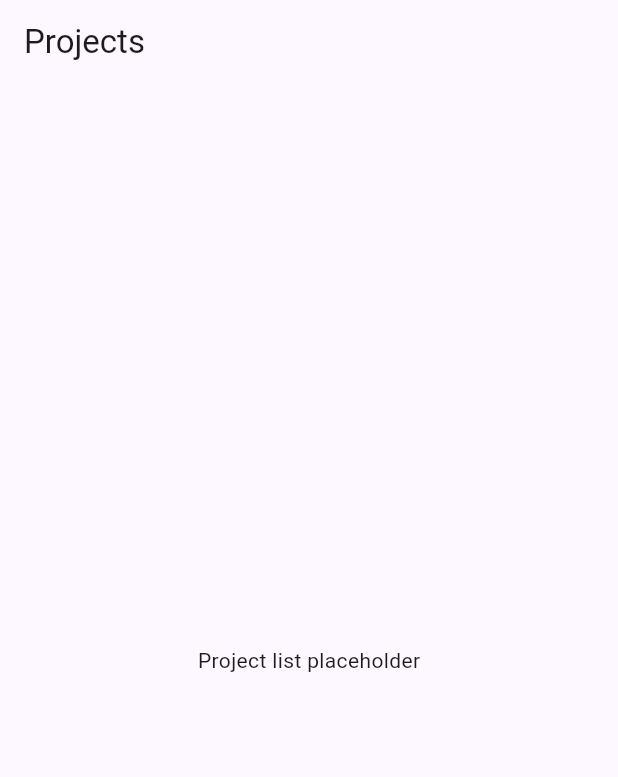
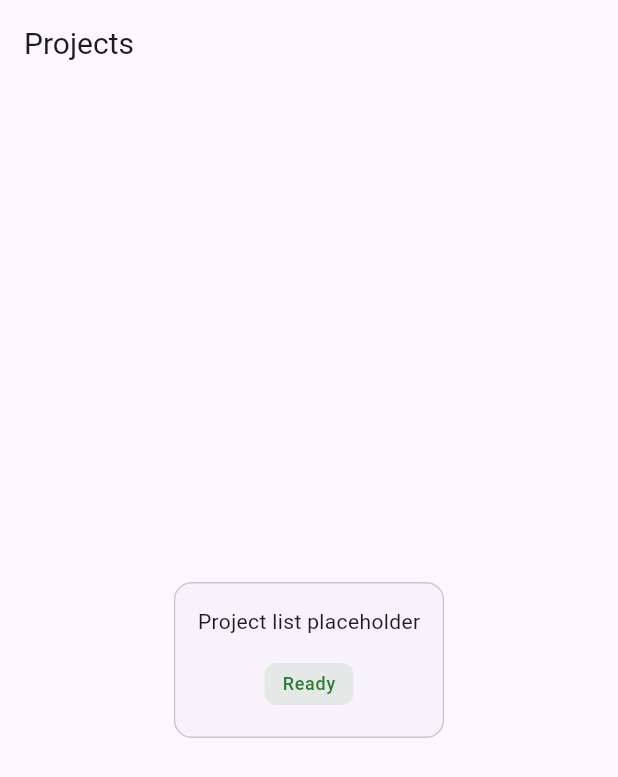
Before and after one commit to vvchens/AI-Knowledge-Workspace, a Flutter app: the screen it shows after launch, after a tap on "Open projects", on a phone screen of 412 x 824 dp. Shown: the top 777 px of the screen. Run offline on Flutter 3.47's test engine with Material 3 defaults, Android fonts, the phone set to English and light mode, and no system bars; our stand-ins replace flutter_riverpod, go_router.

Commit message:
ui component

```diff
--- /dev/null
+++ b/frontend/lib/components/app_components.dart
@@ -0,0 +1,65 @@
+import 'package:flutter/material.dart';
+
+import '../theme/app_tokens.dart';
+
+class AppCard extends StatelessWidget {
+  const AppCard({required this.child, super.key, this.padding});
+
+  final Widget child;
+  final EdgeInsetsGeometry? padding;
+
+  @override
+  Widget build(BuildContext context) {
+    return Card(
+      child: Padding(
+        padding: padding ?? const EdgeInsets.all(AppSpacing.lg),
+        child: child,
+      ),
+    );
+  }
+}
+
+class AppButton extends StatelessWidget {
+  const AppButton(
+      {required this.label, required this.onPressed, super.key, this.icon});
+
+  final String label;
+  final VoidCallback? onPressed;
+  final IconData? icon;
+
+  @override
+  Widget build(BuildContext context) {
+    final button = FilledButton(
+      onPressed: onPressed,
+      child: Text(label),
+    );
+
+    if (icon == null) return button;
+
+    return FilledButton.icon(
+      onPressed: onPressed,
+      icon: Icon(icon),
+      label: Text(label),
+    );
+  }
+}
+
+class AppStatusChip extends StatelessWidget {
+  const AppStatusChip({required this.label, required this.color, super.key});
+
+  final String label;
+  final Color color;
+
+  @override
+  Widget build(BuildContext context) {
+    return Chip(
+      label: Text(label),
+      labelStyle:
+          Theme.of(context).textTheme.labelMedium?.copyWith(color: color),
+      backgroundColor: color.withOpacity(0.12),
+      side: BorderSide.none,
+      visualDensity: VisualDensity.compact,
+      padding: const EdgeInsets.symmetric(horizontal: AppSpacing.xs),
+    );
+  }
+}
--- a/frontend/lib/main.dart
+++ b/frontend/lib/main.dart
@@ -1,6 +1,10 @@
 import 'package:flutter/material.dart';
 import 'package:go_router/go_router.dart';
 import 'package:flutter_riverpod/flutter_riverpod.dart';
+
+import 'components/app_components.dart';
+import 'theme/app_theme.dart';
+import 'theme/app_tokens.dart';
 
 void main() {
   runApp(const ProviderScope(child: App()));
@@ -26,10 +30,7 @@ class App extends StatelessWidget {
 
     return MaterialApp.router(
       title: 'AI Knowledge Workspace',
-      theme: ThemeData(
-        colorSchemeSeed: const Color(0xFF6750A4),
-        useMaterial3: true,
-      ),
+      theme: AppTheme.light,
       routerConfig: router,
     );
   }
@@ -45,16 +46,21 @@ class HomeScreen extends StatelessWidget {
         title: const Text('AI Knowledge Workspace'),
       ),
       body: Center(
-        child: Column(
-          mainAxisAlignment: MainAxisAlignment.center,
-          children: [
-            const Text('Phase 1 skeleton'),
-            const SizedBox(height: 16),
-            FilledButton(
-              onPressed: () => context.go('/projects'),
-              child: const Text('Open projects'),
-            ),
-          ],
+        child: AppCard(
+          padding: const EdgeInsets.all(AppSpacing.xxl),
+          child: Column(
+            mainAxisSize: MainAxisSize.min,
+            children: [
+              Text('Phase 1 skeleton',
+                  style: Theme.of(context).textTheme.titleLarge),
+              const SizedBox(height: AppSpacing.lg),
+              AppButton(
+                label: 'Open projects',
+                icon: Icons.folder_open_outlined,
+                onPressed: () => context.go('/projects'),
+              ),
+            ],
+          ),
         ),
       ),
     );
@@ -70,8 +76,18 @@ class ProjectsScreen extends StatelessWidget {
       appBar: AppBar(
         title: const Text('Projects'),
       ),
-      body: const Center(
-        child: Text('Project list placeholder'),
+      body: Center(
+        child: AppCard(
+          child: Column(
+            mainAxisSize: MainAxisSize.min,
+            children: [
+              Text('Project list placeholder',
+                  style: Theme.of(context).textTheme.bodyMedium),
+              const SizedBox(height: AppSpacing.md),
+              const AppStatusChip(label: 'Ready', color: AppColors.success),
+            ],
+          ),
+        ),
       ),
     );
   }
--- /dev/null
+++ b/frontend/lib/theme/app_theme.dart
@@ -0,0 +1,92 @@
+import 'package:flutter/material.dart';
+
+import 'app_tokens.dart';
+
+abstract final class AppTheme {
+  static const _seed = Color(0xFF6750A4);
+
+  static ThemeData get light {
+    final scheme = ColorScheme.fromSeed(
+      seedColor: _seed,
+      brightness: Brightness.light,
+    );
+
+    return ThemeData(
+      colorScheme: scheme,
+      useMaterial3: true,
+      scaffoldBackgroundColor: scheme.surface,
+      visualDensity: VisualDensity.standard,
+      textTheme: _textTheme(scheme),
+      appBarTheme: AppBarTheme(
+        backgroundColor: scheme.surface,
+        foregroundColor: scheme.onSurface,
+        elevation: 0,
+        scrolledUnderElevation: 0,
+        centerTitle: false,
+        titleTextStyle: _textTheme(scheme).titleLarge,
+      ),
+      cardTheme: CardTheme(
+        margin: EdgeInsets.zero,
+        elevation: 0,
+        clipBehavior: Clip.antiAlias,
+        shape: RoundedRectangleBorder(
+          borderRadius: BorderRadius.circular(AppRadius.lg),
+          side: BorderSide(color: scheme.outlineVariant),
+        ),
+      ),
+      inputDecorationTheme: InputDecorationTheme(
+        filled: true,
+        fillColor: scheme.surfaceContainerHighest,
+        border: OutlineInputBorder(
+          borderRadius: BorderRadius.circular(AppRadius.md),
+          borderSide: BorderSide.none,
+        ),
+        enabledBorder: OutlineInputBorder(
+          borderRadius: BorderRadius.circular(AppRadius.md),
+          borderSide: BorderSide(color: scheme.outlineVariant),
+        ),
+        focusedBorder: OutlineInputBorder(
+          borderRadius: BorderRadius.circular(AppRadius.md),
+          borderSide: BorderSide(color: scheme.primary, width: 2),
+        ),
+        contentPadding: const EdgeInsets.symmetric(
+          horizontal: AppSpacing.lg,
+          vertical: AppSpacing.md,
+        ),
+      ),
+      filledButtonTheme: FilledButtonThemeData(
+        style: FilledButton.styleFrom(
+          minimumSize: const Size(0, 40),
+          padding: const EdgeInsets.symmetric(horizontal: AppSpacing.lg),
+          shape: RoundedRectangleBorder(
+            borderRadius: BorderRadius.circular(AppRadius.md),
+          ),
+        ),
+      ),
+      outlinedButtonTheme: OutlinedButtonThemeData(
+        style: OutlinedButton.styleFrom(
+          minimumSize: const Size(0, 40),
+          padding: const EdgeInsets.symmetric(horizontal: AppSpacing.lg),
+          shape: RoundedRectangleBorder(
+            borderRadius: BorderRadius.circular(AppRadius.md),
+          ),
+        ),
+      ),
+    );
+  }
+
+  static TextTheme _textTheme(ColorScheme scheme) {
+    return TextTheme(
+      displaySmall:
+          TextStyle(fontSize: 32, height: 40 / 32, color: scheme.onSurface),
+      headlineSmall:
+          TextStyle(fontSize: 24, height: 32 / 24, color: scheme.onSurface),
+      titleLarge:
+          TextStyle(fontSize: 20, height: 28 / 20, color: scheme.onSurface),
+      bodyMedium:
+          TextStyle(fontSize: 14, height: 20 / 14, color: scheme.onSurface),
+      labelMedium:
+          TextStyle(fontSize: 12, height: 16 / 12, color: scheme.onSurface),
+    );
+  }
+}
--- /dev/null
+++ b/frontend/lib/theme/app_tokens.dart
@@ -0,0 +1,25 @@
+import 'package:flutter/material.dart';
+
+abstract final class AppSpacing {
+  static const xs = 4.0;
+  static const sm = 8.0;
+  static const md = 12.0;
+  static const lg = 16.0;
+  static const xl = 24.0;
+  static const xxl = 32.0;
+  static const xxxl = 48.0;
+  static const huge = 64.0;
+}
+
+abstract final class AppRadius {
+  static const sm = 4.0;
+  static const md = 8.0;
+  static const lg = 12.0;
+  static const xl = 16.0;
+}
+
+abstract final class AppColors {
+  static const success = Color(0xFF2E7D32);
+  static const warning = Color(0xFFB26A00);
+  static const info = Color(0xFF1565C0);
+}
```
Also changed, not shown: 3 other files.
